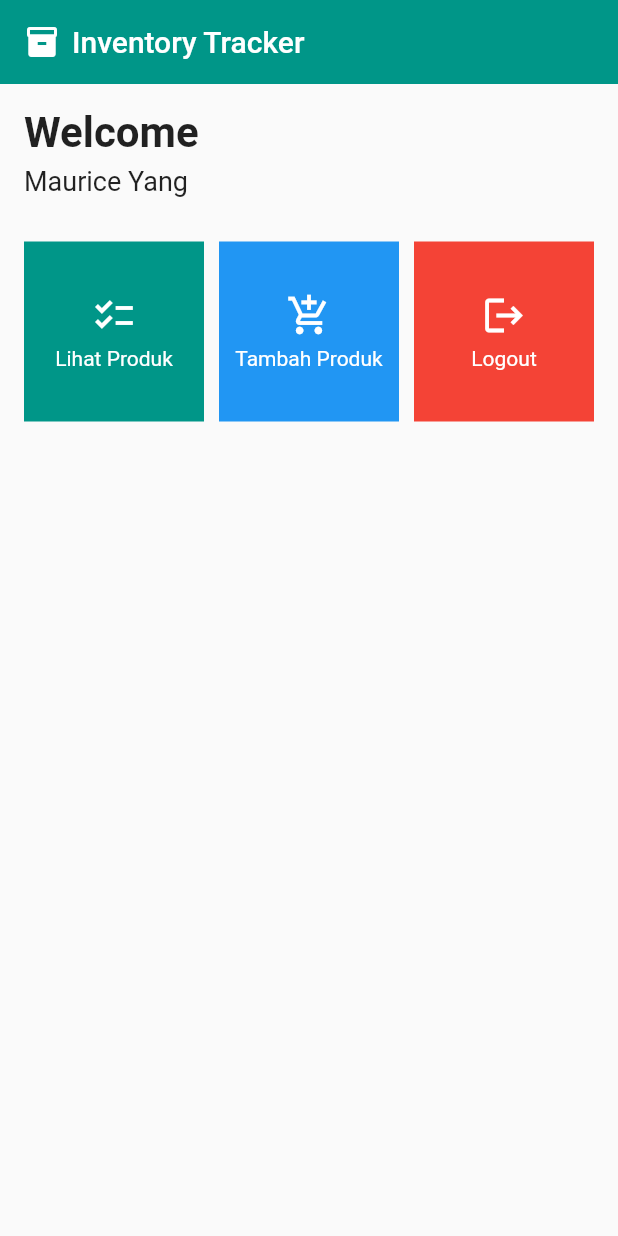
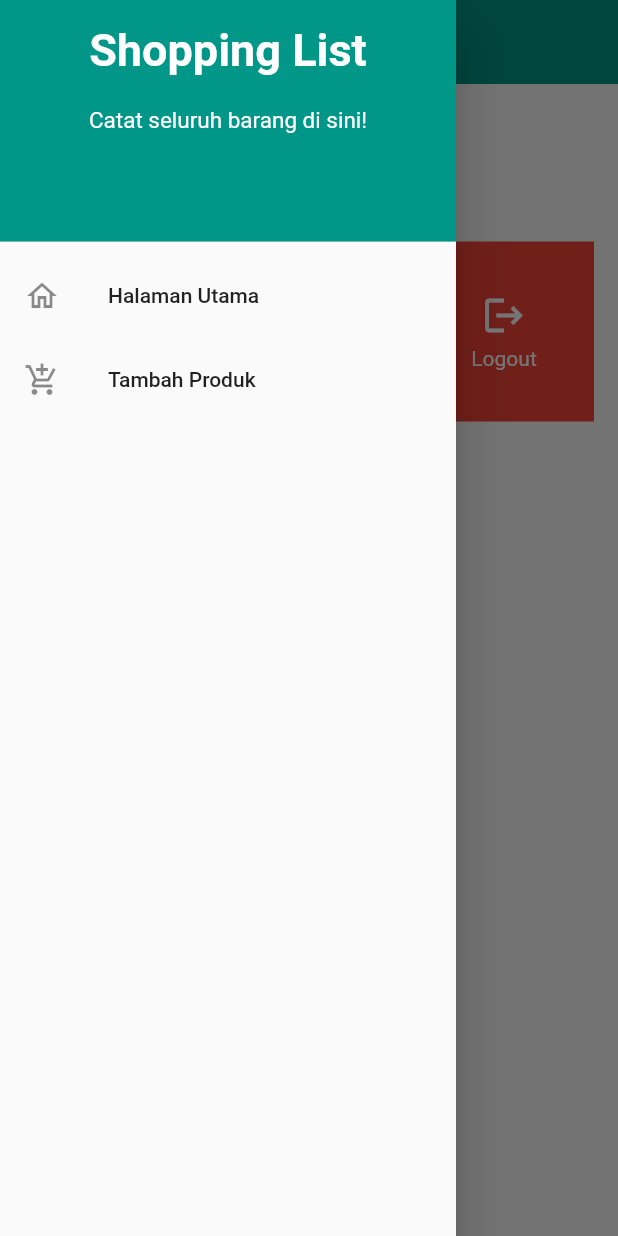
Before and after one commit to KirantiLoh/pbp-inventory-app, a Flutter app: the screen it shows after launch, with the side drawer open (before the commit the screen has no drawer), on a phone screen of 412 x 824 dp. Run offline on Flutter 3.47's test engine with Material 2 defaults, Android fonts, the phone set to English and light mode, and no system bars.

Commit message:
Finishing tugas 8

```diff
--- a/lib/screens/home.dart
+++ b/lib/screens/home.dart
@@ -1,63 +1,13 @@
 import 'package:flutter/material.dart';
-
-class ShopItem {
-  final String name;
-  final IconData icon;
-  final MaterialColor color;
-
-  ShopItem(this.name, this.icon, this.color);
-}
+import 'package:inventory_tracker/types/type.dart';
+import 'package:inventory_tracker/widgets/left_drawer.dart';
+import 'package:inventory_tracker/widgets/shop_card.dart';
 
 final List<ShopItem> items = [
-  ShopItem("Lihat Produk", Icons.checklist, Colors.teal),
-  ShopItem("Tambah Produk", Icons.add_shopping_cart, Colors.blue),
+  ShopItem("Lihat Item", Icons.checklist, Colors.teal),
+  ShopItem("Tambah Item", Icons.add, Colors.blue),
   ShopItem("Logout", Icons.logout, Colors.red),
 ];
-
-class ShopCard extends StatelessWidget {
-  final ShopItem item;
-
-  const ShopCard(this.item, {super.key}); // Constructor
-
-  @override
-  Widget build(BuildContext context) {
-    return Material(
-      color: item.color,
-      child: InkWell(
-        // Area responsive terhadap sentuhan
-        onTap: () {
-          // Memunculkan SnackBar ketika diklik
-          ScaffoldMessenger.of(context)
-            ..hideCurrentSnackBar()
-            ..showSnackBar(SnackBar(
-                content: Text("Kamu telah menekan tombol ${item.name}!")));
-        },
-        child: Container(
-          // Container untuk menyimpan Icon dan Text
-          padding: const EdgeInsets.all(8),
-          child: Center(
-            child: Column(
-              mainAxisAlignment: MainAxisAlignment.center,
-              children: [
-                Icon(
-                  item.icon,
-                  color: Colors.white,
-                  size: 30.0,
-                ),
-                const Padding(padding: EdgeInsets.all(3)),
-                Text(
-                  item.name,
-                  textAlign: TextAlign.center,
-                  style: const TextStyle(color: Colors.white),
-                ),
-              ],
-            ),
-          ),
-        ),
-      ),
-    );
-  }
-}
 
 class HomePage extends StatelessWidget {
   const HomePage({super.key});
@@ -76,6 +26,7 @@
         backgroundColor: Colors.teal,
         shadowColor: Colors.transparent,
       ),
+      drawer: const LeftDrawer(),
       body: Padding(
         padding: const EdgeInsets.all(16),
         child: Column(
--- /dev/null
+++ b/lib/types/type.dart
@@ -0,0 +1,9 @@
+import 'package:flutter/material.dart';
+
+class ShopItem {
+  final String name;
+  final IconData icon;
+  final Color color;
+
+  ShopItem(this.name, this.icon, this.color);
+}
--- /dev/null
+++ b/lib/widgets/left_drawer.dart
@@ -0,0 +1,67 @@
+import 'package:flutter/material.dart';
+import 'package:inventory_tracker/screens/create_item.dart';
+import 'package:inventory_tracker/screens/home.dart';
+
+class LeftDrawer extends StatelessWidget {
+  const LeftDrawer({super.key});
+
+  @override
+  Widget build(BuildContext context) {
+    return Drawer(
+      child: ListView(
+        children: [
+          const DrawerHeader(
+            decoration: BoxDecoration(
+              color: Colors.teal,
+            ),
+            child: Column(
+              children: [
+                Text(
+                  'Shopping List',
+                  textAlign: TextAlign.center,
+                  style: TextStyle(
+                    fontSize: 30,
+                    fontWeight: FontWeight.bold,
+                    color: Colors.white,
+                  ),
+                ),
+                Padding(padding: EdgeInsets.all(10)),
+                Text(
+                  "Catat seluruh barang di sini!",
+                  // TODO: Tambahkan gaya teks dengan center alignment, font ukuran 15, warna putih, dan weight biasa
+                  style: TextStyle(
+                    fontSize: 15,
+                    fontWeight: FontWeight.normal,
+                    color: Colors.white,
+                  ),
+                ),
+              ],
+            ),
+          ),
+          ListTile(
+            leading: const Icon(Icons.home_outlined),
+            title: const Text('Halaman Utama'),
+            onTap: () {
+              Navigator.pushReplacement(
+                  context,
+                  MaterialPageRoute(
+                    builder: (context) => const HomePage(),
+                  ));
+            },
+          ),
+          ListTile(
+            leading: const Icon(Icons.add_shopping_cart),
+            title: const Text('Tambah Produk'),
+            onTap: () {
+              Navigator.pushReplacement(
+                  context,
+                  MaterialPageRoute(
+                    builder: (context) => const ShopFormPage(),
+                  ));
+            },
+          ),
+        ],
+      ),
+    );
+  }
+}
--- /dev/null
+++ b/lib/widgets/shop_card.dart
@@ -0,0 +1,58 @@
+import 'package:flutter/material.dart';
+import 'package:inventory_tracker/screens/create_item.dart';
+import 'package:inventory_tracker/types/type.dart';
+
+class ShopCard extends StatelessWidget {
+  final ShopItem item;
+
+  const ShopCard(this.item, {super.key}); // Constructor
+
+  @override
+  Widget build(BuildContext context) {
+    return Material(
+      color: item.color,
+      child: InkWell(
+        // Area responsive terhadap sentuhan
+        onTap: () {
+          // Memunculkan SnackBar ketika diklik
+          ScaffoldMessenger.of(context)
+            ..hideCurrentSnackBar()
+            ..showSnackBar(SnackBar(
+                content: Text("Kamu telah menekan tombol ${item.name}!")));
+
+          // Navigate ke route yang sesuai (tergantung jenis tombol)
+          if (item.name == "Tambah Produk") {
+            // TODO: Gunakan Navigator.push untuk melakukan navigasi ke MaterialPageRoute yang mencakup ShopFormPage.
+            Navigator.pushReplacement(
+                context,
+                MaterialPageRoute(
+                  builder: (context) => const ShopFormPage(),
+                ));
+          }
+        },
+        child: Container(
+          // Container untuk menyimpan Icon dan Text
+          padding: const EdgeInsets.all(8),
+          child: Center(
+            child: Column(
+              mainAxisAlignment: MainAxisAlignment.center,
+              children: [
+                Icon(
+                  item.icon,
+                  color: Colors.white,
+                  size: 30.0,
+                ),
+                const Padding(padding: EdgeInsets.all(3)),
+                Text(
+                  item.name,
+                  textAlign: TextAlign.center,
+                  style: const TextStyle(color: Colors.white),
+                ),
+              ],
+            ),
+          ),
+        ),
+      ),
+    );
+  }
+}
```
Also changed, not shown: lib/screens/create_item.dart (added, +161 -0 lines), 1 other file.
